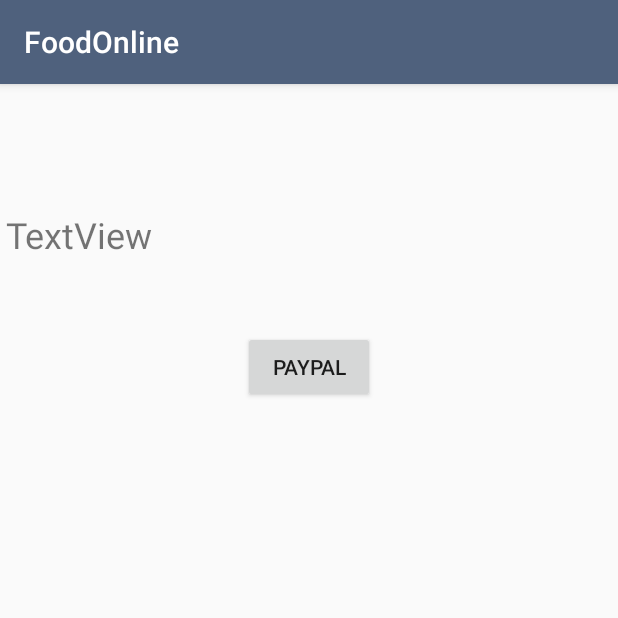
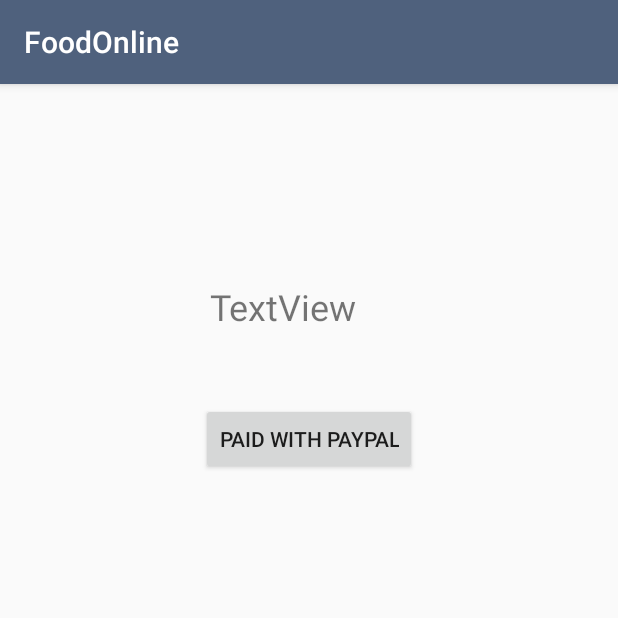
Before and after one commit to HealerNguyen/foodonline, an Android app: the TotalAct screen opened directly, with no data from a screen before it, on a phone screen of 412 x 824 dp, the top half of it. Run offline under Robolectric (Android 15) with nearby library versions, the phone set to English and light mode, and no system bars; our stand-ins replace Volley; libraries missing offline, so code that uses them is left out: com.paypal.android; network calls fail; 5 statements that could not run were skipped.

Commit message:
init paypal

```diff
--- a/app/src/main/java/com/example/user/salesapp/TotalAct.kt
+++ b/app/src/main/java/com/example/user/salesapp/TotalAct.kt
@@ -46,7 +46,7 @@ class TotalAct : AppCompatActivity() {
         paypal_btn.setOnClickListener {
 
             amount=total_tv.text.toString().toDouble()
-            var payment=PayPalPayment(BigDecimal.valueOf(amount),"USD","Udemy Sales App",PayPalPayment.PAYMENT_INTENT_SALE)
+            var payment=PayPalPayment(BigDecimal.valueOf(amount),"USD","FoodOnline App",PayPalPayment.PAYMENT_INTENT_SALE)
 
             var intent=Intent(this,PaymentActivity::class.java)
             intent.putExtra(PayPalService.EXTRA_PAYPAL_CONFIGURATION,config)
--- a/app/src/main/java/com/example/user/salesapp/UserInfo.kt
+++ b/app/src/main/java/com/example/user/salesapp/UserInfo.kt
@@ -6,6 +6,6 @@ class UserInfo
         var mobile:String=""
         var itemId:Int=0
         var qty:Int=0
-        var client_id:String="AagWCPC3a2ULQ39DwbmGseKcSrixGZK3pqN2qxLtZdCViwmv9kNW4nAg2UpG3FODDzXy8wjCTCYWhEBZ"
+        var client_id:String="AUiPh04gUkNlmLzOuAlQS-fCafrSp0lNjGsV2TvLiucd9w9TWEfzITRd8dKS97AAqnclp6Ze7gKGTw84"
     }
 }
--- a/app/src/main/res/layout/activity_confirm.xml
+++ b/app/src/main/res/layout/activity_confirm.xml
@@ -10,8 +10,9 @@
         android:id="@+id/textView2"
         android:layout_width="wrap_content"
         android:layout_height="wrap_content"
-        android:layout_marginTop="68dp"
-        android:text="Thank you for using our service"
+        android:layout_marginTop="200dp"
+        android:gravity="center_vertical|center_horizontal|center"
+        android:text="FoodOnline thank you for using our service!"
         android:textSize="20sp"
         app:layout_constraintLeft_toLeftOf="parent"
         app:layout_constraintRight_toRightOf="parent"
--- a/app/src/main/res/layout/activity_main.xml
+++ b/app/src/main/res/layout/activity_main.xml
@@ -9,6 +9,12 @@
     android:orientation="vertical"
     tools:context="com.example.user.salesapp.MainActivity">
 
+
+    <ImageView
+        android:id="@+id/imageView3"
+        android:layout_width="220dp"
+        android:layout_height="79dp"
+        app:srcCompat="@drawable/farmheroes" />
 
     <ImageView
         android:id="@+id/imageView"
--- a/app/src/main/res/layout/activity_total.xml
+++ b/app/src/main/res/layout/activity_total.xml
@@ -10,21 +10,22 @@
         android:id="@+id/total_tv"
         android:layout_width="wrap_content"
         android:layout_height="wrap_content"
-        android:layout_marginStart="4dp"
-        android:layout_marginTop="84dp"
+        android:layout_marginStart="140dp"
+        android:layout_marginLeft="140dp"
+        android:layout_marginTop="132dp"
         android:text="TextView"
         android:textSize="24sp"
+        app:layout_constraintLeft_toLeftOf="parent"
+        app:layout_constraintRight_toRightOf="parent"
         app:layout_constraintStart_toStartOf="parent"
-        app:layout_constraintTop_toTopOf="parent"
-        app:layout_constraintLeft_toLeftOf="parent"
-        app:layout_constraintRight_toRightOf="parent" />
+        app:layout_constraintTop_toTopOf="parent" />
 
     <Button
         android:id="@+id/paypal_btn"
         android:layout_width="wrap_content"
         android:layout_height="wrap_content"
         android:layout_marginTop="48dp"
-        android:text="Paypal"
+        android:text="Paid with Paypal"
         app:layout_constraintLeft_toLeftOf="parent"
         app:layout_constraintRight_toRightOf="parent"
         app:layout_constraintTop_toBottomOf="@+id/total_tv" />
```
Also changed, not shown: app/src/main/res/layout/activity_reg.xml (+5 -4 lines), app/src/main/res/drawable/backbtn.png (added), app/src/main/res/drawable/farmheroes.png (added).
